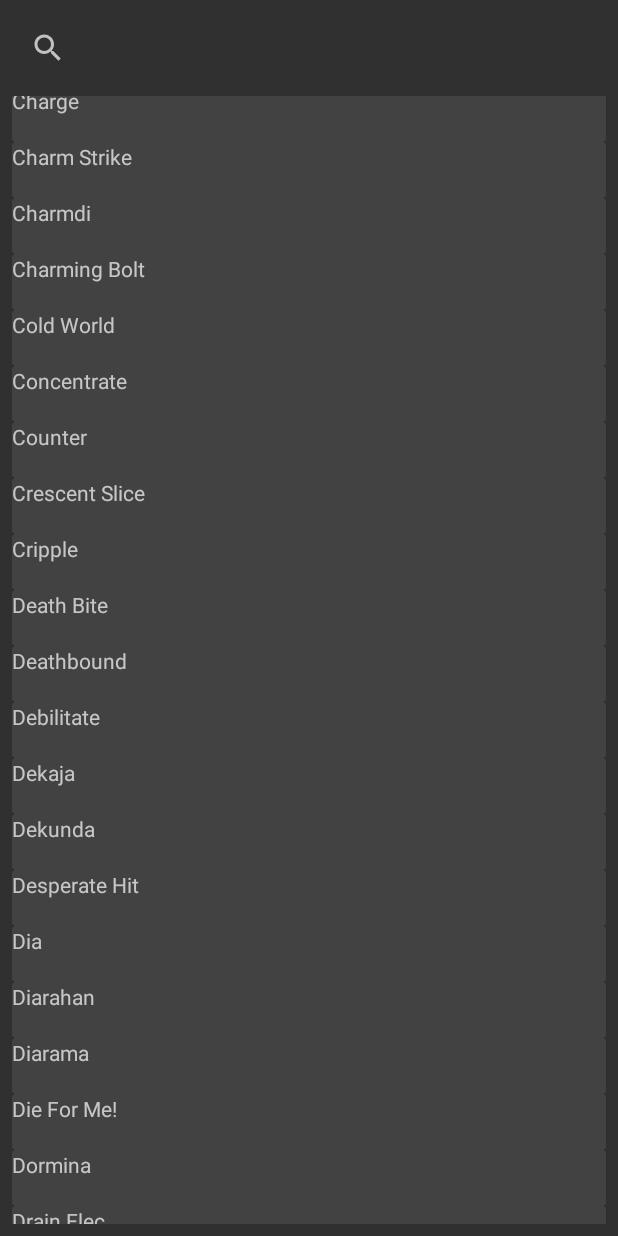
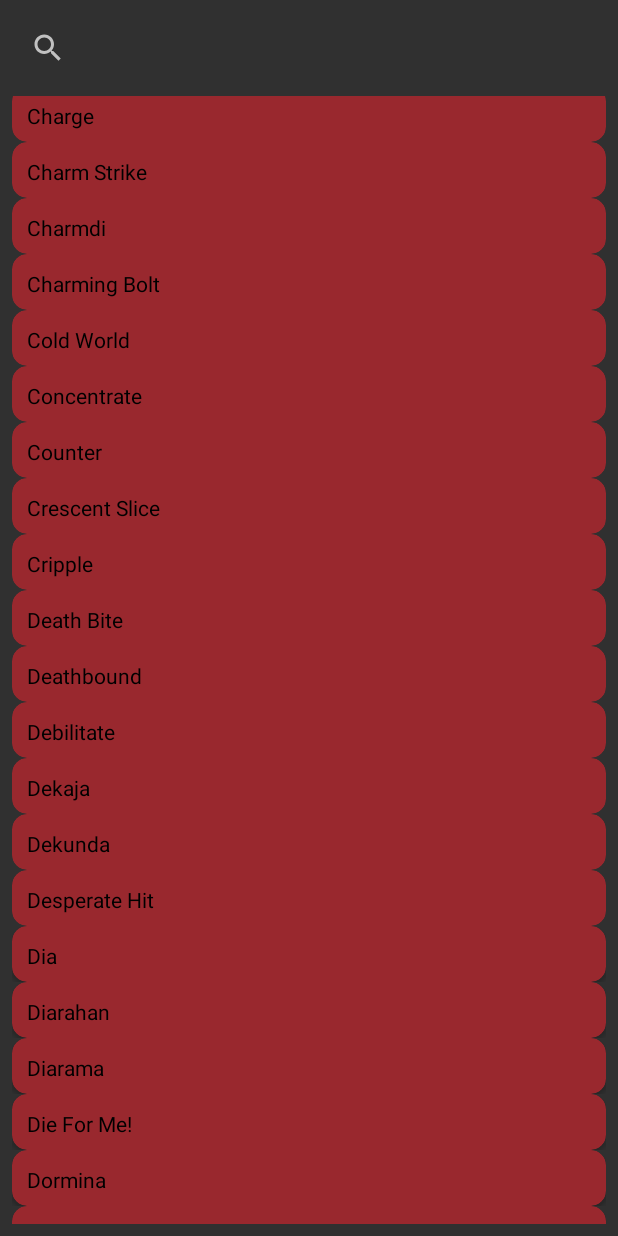
Before and after one commit to man-netcat/StrangeJourneyCompendium, an Android app: the SearchActivity screen opened directly, with no data from a screen before it, scrolled down 1052 dp, on a phone screen of 412 x 824 dp. Run offline under Robolectric (Android 15) with nearby library versions, the phone set to English and light mode, and no system bars.

Commit message:
Changed RecyclerView item layout

```diff
--- a/app/src/main/java/com/rickteuthof/strangejourneycompendium/RecyclerTouchListener.java
+++ /dev/null
@@ -1,4 +0,0 @@
-package com.rickteuthof.strangejourneycompendium;
-
-public class RecyclerTouchListener {
-}
--- a/app/src/main/res/layout/activity_skill.xml
+++ b/app/src/main/res/layout/activity_skill.xml
@@ -67,7 +67,7 @@
 
         <android.support.v7.widget.RecyclerView
             android:id="@+id/skill_demons"
-            android:layout_width="match_parent"
-            android:layout_height="match_parent" />
+            android:layout_width="wrap_content"
+            android:layout_height="wrap_content" />
     </LinearLayout>
 </ScrollView>
--- a/app/src/main/res/layout/recycler_item.xml
+++ b/app/src/main/res/layout/recycler_item.xml
@@ -1,4 +1,5 @@
 <RelativeLayout xmlns:android="http://schemas.android.com/apk/res/android"
+    xmlns:app="http://schemas.android.com/apk/res-auto"
     xmlns:tools="http://schemas.android.com/tools"
     android:layout_width="match_parent"
     android:layout_height="wrap_content"
@@ -6,12 +7,21 @@
 
     <android.support.v7.widget.CardView
         android:layout_width="match_parent"
-        android:layout_height="wrap_content" >
+        android:layout_height="wrap_content"
+        android:layout_alignParentStart="true"
+        android:layout_alignParentTop="true"
+        app:cardBackgroundColor="@color/colorPrimary"
+        app:cardCornerRadius="10dp">
 
         <TextView
             android:id="@+id/result"
-            android:layout_width="wrap_content"
+            android:layout_width="match_parent"
             android:layout_height="37dp"
-            android:text="@string/result" />
+            android:text="@string/result"
+            android:textColor="@android:color/black"
+            android:translationX="10dp"
+            android:translationY="10dp" />
+
     </android.support.v7.widget.CardView>
+
 </RelativeLayout>
```
